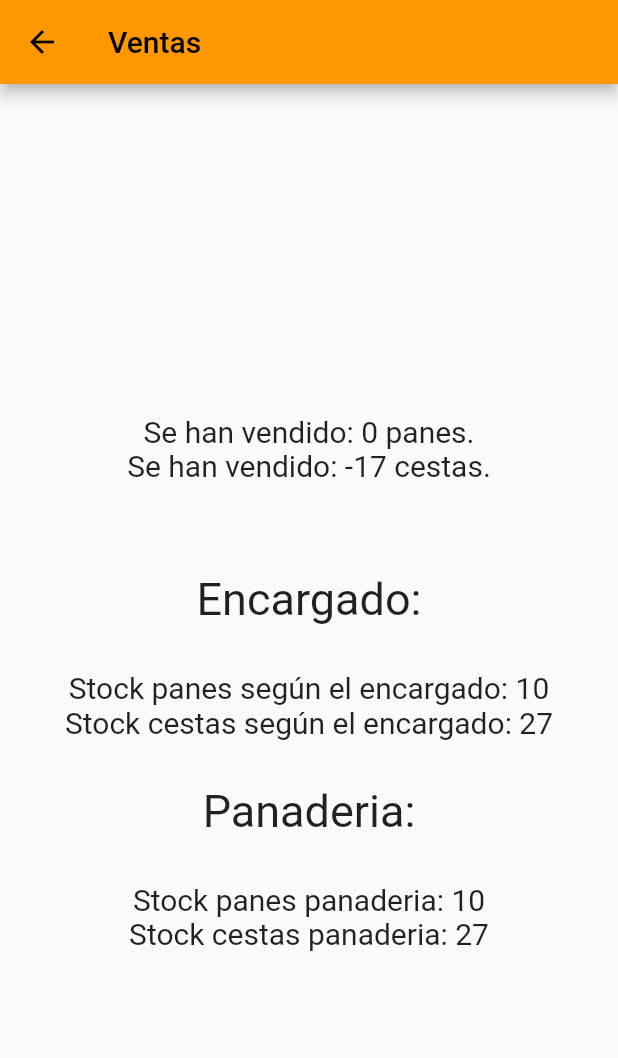
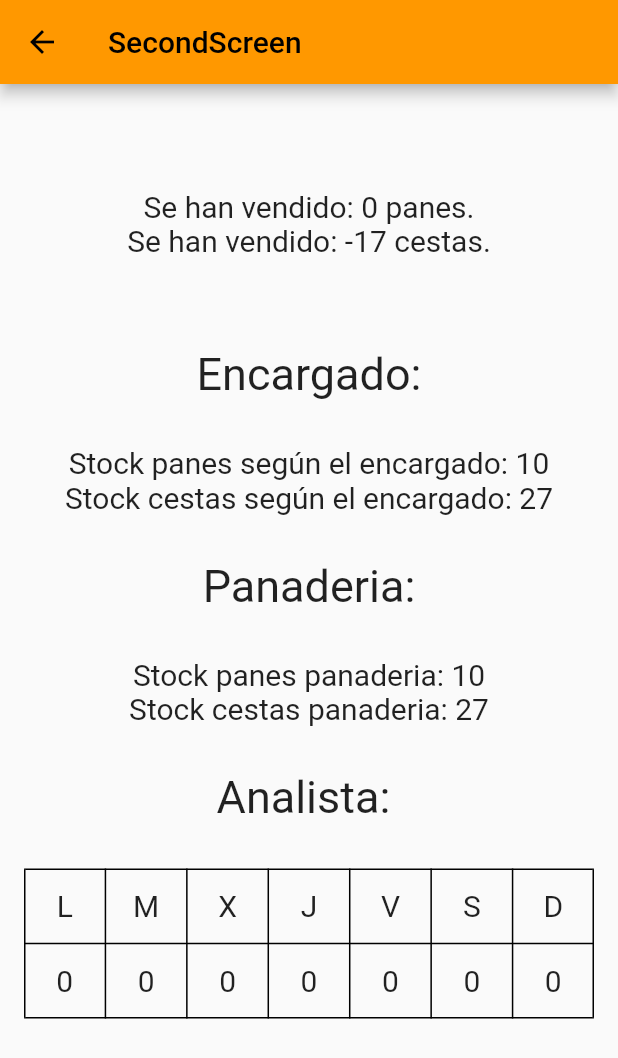
Before and after one commit to anlop31/pr2ds, a Flutter app: the screen it shows after launch, after a tap on "Comprar", on a phone screen of 412 x 824 dp. Shown: the top 1058 px of the screen. Run offline on Flutter 3.47's test engine with Material 2 defaults, Android fonts, the phone set to English and light mode, and no system bars.

Commit message:
añadido tabla

```diff
--- a/lib/Analista.dart
+++ b/lib/Analista.dart
@@ -30,6 +30,7 @@ class Analista extends Observer<Panaderia> {
   Analista() {
     for (int i = 0; i < 7; i++) {
       _ventasTotales.add(0);
+      _ventasDia.add(0);
     }
   }
 
@@ -94,6 +95,10 @@ class Analista extends Observer<Panaderia> {
     }
   }
 
+  int getVentasDia(int dia){
+    return (_ventasTotales[dia]);
+  }
+
   String getStock(){
     return ("Analista --> " + _mensajeSimples + _mensajeCompuestos);
   }
--- a/lib/main.dart
+++ b/lib/main.dart
@@ -31,11 +31,11 @@ Future<void> main() async{
 
   // Ejecutar un proceso mientras la instancia de Future esté activa
   //do {
-    //await panaderia.run();
-    //encargado.update(panaderia);
+  //await panaderia.run();
+  //encargado.update(panaderia);
 
-    // Comprobar si el futuro ha sido completado y si la panadería sigue abierta
-    //print((await futurePanaderia).estaAbierta());
+  // Comprobar si el futuro ha sido completado y si la panadería sigue abierta
+  //print((await futurePanaderia).estaAbierta());
   //} while (!completer.isCompleted && (await futurePanaderia).estaAbierta());
   //print("Ha salido del bucle");
 
@@ -201,6 +201,11 @@ class _MyHomePageState extends State<MyHomePage> {
     return panaderia.getNCompuestos();
   }
 
+  int getVentasDia(int dia){
+    return analista.getVentasDia(dia);
+  }
+
+
   @override
   Widget build(BuildContext context) {
     // This method is rerun every time setState is called, for instance as done
@@ -334,22 +339,28 @@ class _MyHomePageState extends State<MyHomePage> {
 
 }
 
+
+
 class SecondScreen extends StatelessWidget {
+
   final _MyHomePageState myHome;
   // final double stockPanes;
 
   SecondScreen({required this.myHome});
 
+
   @override
   Widget build(BuildContext context) {
     return Scaffold(
       appBar: AppBar(
-        title: Text('Ventas'),
+        title: Text('SecondScreen'),
       ),
-      body: Center(
-        child: Column(
+      body: Padding(
+      padding: EdgeInsets.symmetric(horizontal: 16),
+      child:
+        Column(
           children: [
-            SizedBox(height: 220,),
+            SizedBox(height: 70,),
             Text(
               'Se han vendido: ' + ( (myHome.getStockInicialPanes() - myHome.getStockPanes()).toInt() ).toString() + ' panes.',
               style: TextStyle(
@@ -357,7 +368,7 @@ class SecondScreen extends StatelessWidget {
               ),
             ),
             Text(
-              'Se han vendido: ' + ( (myHome.getStockInicialPanes() - myHome.getStockCestas()).toInt() ).toString() + ' cestas.',
+              'Se han vendido: ' + ( (myHome.getStockInicialCestas() - myHome.getStockCestas()).toInt() ).toString() + ' cestas.',
               style: TextStyle(
                 fontSize: 20.0,
               ),
@@ -402,6 +413,156 @@ class SecondScreen extends StatelessWidget {
                 fontSize: 20.0,
               ),
             ),
+            SizedBox(height: 30,),
+            Text(
+              'Analista: ',
+              style: TextStyle(
+                fontSize: 30.0,
+              ),
+            ),
+            SizedBox(height: 30,),
+            Table(
+              border: TableBorder.all(),
+              children: [
+                TableRow(
+                  children: [
+                    SizedBox(
+                      height: 50,
+                      child: Center(
+                        child: Text('L',
+                          style: TextStyle(
+                            fontSize: 20.0,
+                          ),),
+                      ),
+                    ),
+                    SizedBox(
+                      height: 50,
+                      child: Center(
+                        child: Text('M',
+                          style: TextStyle(
+                            fontSize: 20.0,
+                          ),),
+                      ),
+                    ),
+                    SizedBox(
+                      height: 50,
+                      child: Center(
+                        child: Text('X',
+                          style: TextStyle(
+                            fontSize: 20.0,
+                          ),),
+                      ),
+                    ),
+                    SizedBox(
+                      height: 50,
+                      child: Center(
+                        child: Text('J',
+                          style: TextStyle(
+                            fontSize: 20.0,
+                          ),),
+                      ),
+                    ),
+                    SizedBox(
+                      height: 50,
+                      child: Center(
+                        child: Text('V',
+                          style: TextStyle(
+                            fontSize: 20.0,
+                          ),),
+                      ),
+                    ),
+                    SizedBox(
+                      height: 50,
+                      child: Center(
+                        child: Text('S',
+                          style: TextStyle(
+                            fontSize: 20.0,
+                          ),),
+                      ),
+                    ),
+                    SizedBox(
+                      height: 50,
+                      child: Center(
+                        child: Text('D',
+                          style: TextStyle(
+                            fontSize: 20.0,
+                          ),),
+                      ),
+                    ),
+                  ],
+                ),
+                TableRow(
+                  children: [
+                    SizedBox(
+                      height: 50,
+                      child: Center(
+                        child: Text(myHome.getVentasDia(0).toString(),
+                          style: TextStyle(
+                            fontSize: 20.0,
+                          ),),
+                      ),
+                    ),
+                    SizedBox(
+                      height: 50,
+                      child: Center(
+                        child: Text(myHome.getVentasDia(1).toString(),
+                          style: TextStyle(
+                            fontSize: 20.0,
+                          ),),
+                      ),
+                    ),
+                    SizedBox(
+                      height: 50,
+                      child: Center(
+                        child: Text(myHome.getVentasDia(2).toString(),
+                          style: TextStyle(
+                            fontSize: 20.0,
+                          ),),
+                      ),
+                    ),
+                    SizedBox(
+                      height: 50,
+                      child: Center(
+                        child: Text(myHome.getVentasDia(3).toString(),
+                          style: TextStyle(
+                            fontSize: 20.0,
+                          ),),
+                      ),
+                    ),
+                    SizedBox(
+                      height: 50,
+                      child: Center(
+                        child:
+                          Text(myHome.getVentasDia(4).toString(),
+                            style: TextStyle(
+                              fontSize: 20.0,
+                            ),),
+                      ),
+                    ),
+                    SizedBox(
+                      height: 50,
+                      child: Center(
+                        child:
+                          Text(myHome.getVentasDia(5).toString(),
+                            style: TextStyle(
+                              fontSize: 20.0,
+                            ),),
+                      ),
+                    ),
+                    SizedBox(
+                      height: 50,
+                      child: Center(
+                        child:
+                          Text(myHome.getVentasDia(6).toString(),
+                          style: TextStyle(
+                            fontSize: 20.0,
+                          ),),
+                      ),
+                    ),
+                  ],
+                ),
+              ],
+            ),
           ],
         ),
       ),
```
Lines whose indentation alone changed are shown as unchanged.
